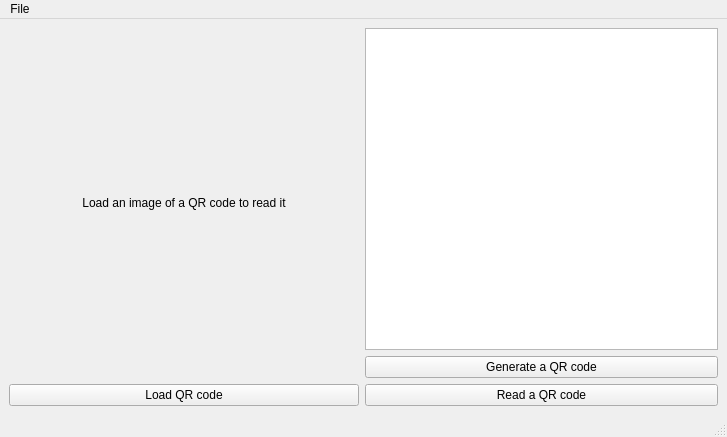
This is APP_GUI.ui in ShayCohenn/QR-App as Qt 5 draws it before an edit. The edited form follows.
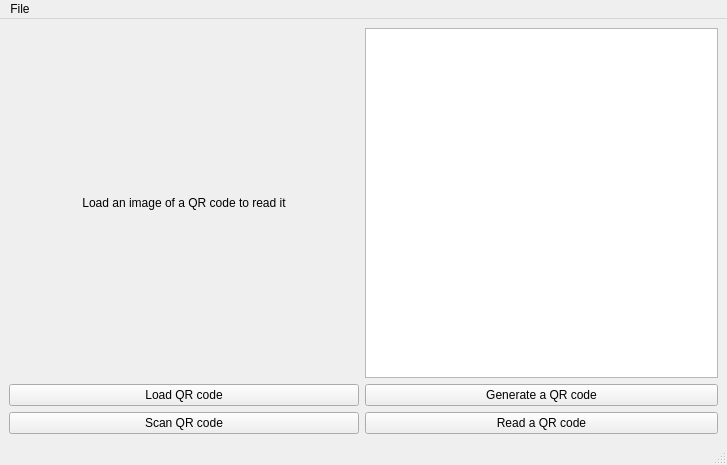
This is the edited form.

Commit message: scan qr camera

What changed in the file:
```diff
--- a/APP_GUI.ui
+++ b/APP_GUI.ui
@@ -40,6 +40,13 @@
         </property>
        </widget>
       </item>
+      <item>
+       <widget class="QPushButton" name="scanButton">
+        <property name="text">
+         <string>Scan QR code</string>
+        </property>
+       </widget>
+      </item>
      </layout>
     </item>
     <item>
@@ -51,7 +58,7 @@
 &lt;html&gt;&lt;head&gt;&lt;meta name=&quot;qrichtext&quot; content=&quot;1&quot; /&gt;&lt;style type=&quot;text/css&quot;&gt;
 p, li { white-space: pre-wrap; }
 &lt;/style&gt;&lt;/head&gt;&lt;body style=&quot; font-family:'MS Shell Dlg 2'; font-size:8.25pt; font-weight:400; font-style:normal;&quot;&gt;
-&lt;p style=&quot;-qt-paragraph-type:empty; margin-top:0px; margin-bottom:0px; margin-left:0px; margin-right:0px; -qt-block-indent:0; text-indent:0px; font-size:24px;&quot;&gt;&lt;br /&gt;&lt;/p&gt;&lt;/body&gt;&lt;/html&gt;</string>
+&lt;p style=&quot;-qt-paragraph-type:empty; margin-top:0px; margin-bottom:0px; margin-left:0px; margin-right:0px; -qt-block-indent:0; text-indent:0px;&quot;&gt;&lt;br /&gt;&lt;/p&gt;&lt;/body&gt;&lt;/html&gt;</string>
         </property>
        </widget>
       </item>
```
The commit also changes 2 other files.
